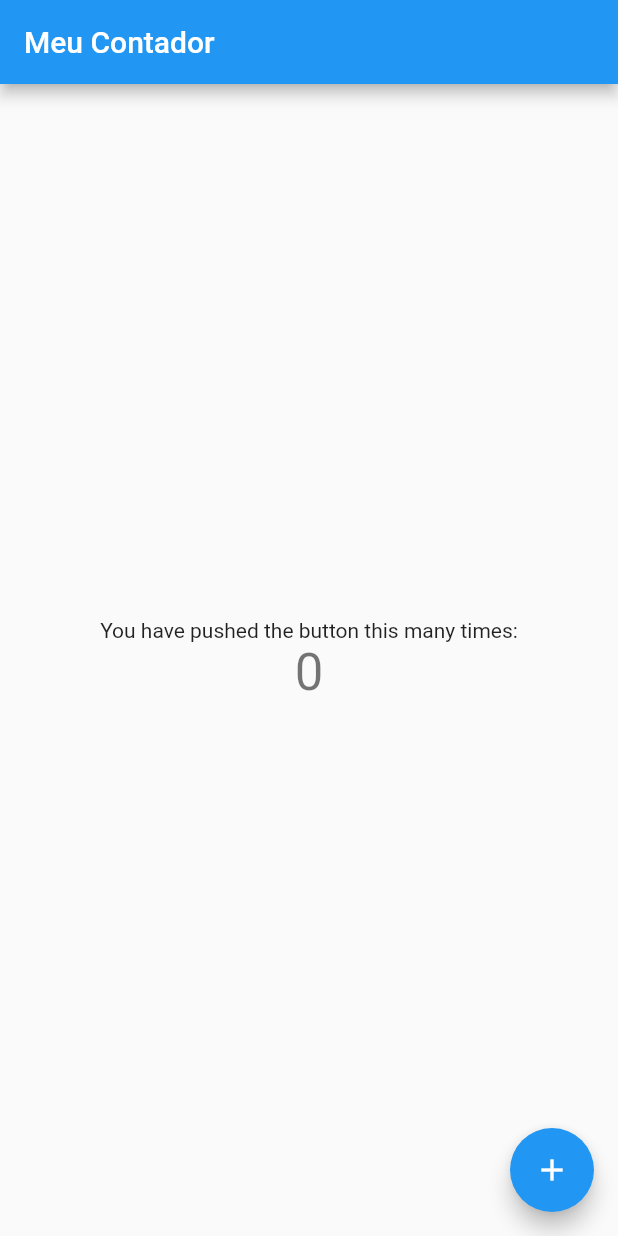
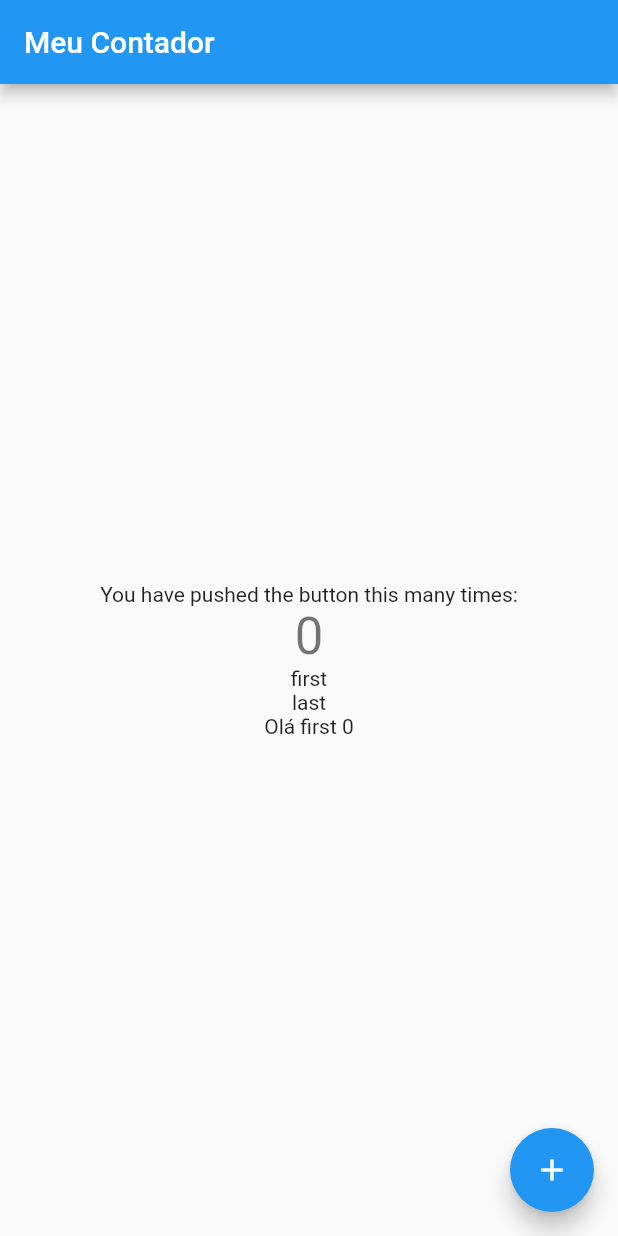
Before and after one commit to kakosergio/mobx_imc, a Flutter app: the screen it shows after launch, on a phone screen of 412 x 824 dp. Run offline on Flutter 3.47's test engine with Material 2 defaults, Android fonts, the phone set to English and light mode, and no system bars; our stand-ins replace flutter_mobx, mobx.

Commit message:
Finished MobX basics

```diff
--- a/lib/contador/contador_controller.dart
+++ b/lib/contador/contador_controller.dart
@@ -1,16 +1,67 @@
 import 'package:mobx/mobx.dart';
 
 class ContadorController {
+  // Cria um observável do tipo int
   final _counter = Observable<int>(0);
+  // Cria um observável de uma classe FullName
+  final _fullName =
+      Observable<FullName>(FullName(first: 'first', last: 'last'));
+  // Cria uma ação que será inicializada no construtor
   late Action increment;
+  // Cria um Computed, que é uma ação derivada de outra ação principal
+  late Computed _greetings;
 
   ContadorController() {
+    // Inicia a ação no construtor da classe
     increment = Action(_incrementCounter);
+    // Inicia o Computed no construtor da classe
+    // Ele nesse caso deriva de dois observáveis, então teria que ser um computed
+    _greetings =
+        Computed(() => 'Olá ${_fullName.value.first} ${_counter.value}');
   }
 
+  // Método get para recuperar o valor do observável
   int get counter => _counter.value;
+  FullName get fullName => _fullName.value;
+  String get greetings => _greetings.value;
 
+  // Função que realiza uma ação
   void _incrementCounter() {
     _counter.value++;
+    //! Não pode fazer isso que não vai funcionar a atualização da action
+    //! Pois dessa forma não altera o hashcode e o mobX não entende como atua-
+    //! lização
+    // _fullName.value.first = 'Sérgio';
+    // _fullName.value.last = 'Teixeira';
+
+    //? Isso aqui abaixo funciona, pois altera o hashcode (pois você cria um no-
+    //? vo objeto)
+    // _fullName.value = FullName(first: 'Sérgio', last: 'Teixeira');
+
+    //? Ou então posso ainda usar os prototypes (que eu acho mais charmoso)
+    //? Claro que se você for alterar todos os parâmetros da classe, às vezes
+    //? fica menor e mais interessante criar um novo objeto, como acima.
+    _fullName.value =
+        _fullName.value.copyWith(first: 'Sérgio', last: 'Teixeira');
   }
 }
+
+class FullName {
+  String first;
+  String last;
+
+  FullName({
+    required this.first,
+    required this.last,
+  });
+
+  FullName copyWith({
+    String? first,
+    String? last,
+  }) {
+    return FullName(
+      first: first ?? this.first,
+      last: last ?? this.last,
+    );
+  }
+}
--- a/lib/contador/contador_page.dart
+++ b/lib/contador/contador_page.dart
@@ -19,10 +19,27 @@ class ContadorPage extends StatelessWidget {
             const Text(
               'You have pushed the button this many times:',
             ),
-            Observer(builder: (_) => Text(
-              '${controller.counter}',
-              style: Theme.of(context).textTheme.headlineMedium,
-            ),)
+            Observer(
+              builder: (_) => Text(
+                '${controller.counter}',
+                style: Theme.of(context).textTheme.headlineMedium,
+              ),
+            ),
+            Observer(
+              builder: (_) {
+                return Text(controller.fullName.first);
+              }
+            ),
+            Observer(
+              builder: (_) {
+                return Text(controller.fullName.last);
+              }
+            ),
+            Observer(
+              builder: (_) {
+                return Text(controller.greetings);
+              }
+            ),
           ],
         ),
       ),
```
